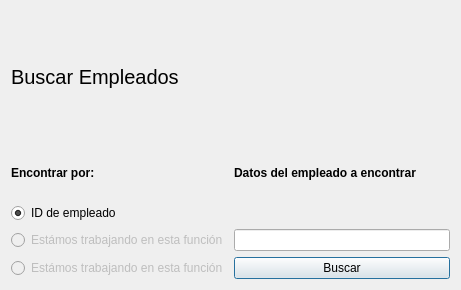
Qt form GUI/.ui/busc_empl.ui (Equipo-Alfalfa/HR-Helper) before a commit.
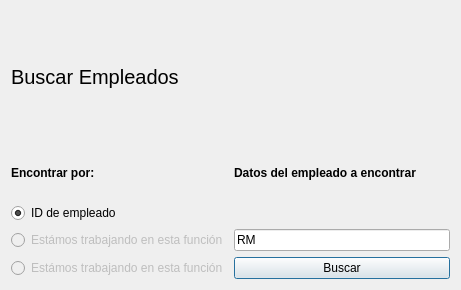
The same form after that commit.

Patch:
```diff
--- a/GUI/.ui/busc_empl.ui
+++ b/GUI/.ui/busc_empl.ui
@@ -98,7 +98,7 @@
         <cursorShape>IBeamCursor</cursorShape>
        </property>
        <property name="text">
-        <string/>
+        <string>RM</string>
        </property>
        <property name="placeholderText">
         <string notr="true" comment="Ingrese el ID, por ejemplo RM000" extracomment="000"/>
```
